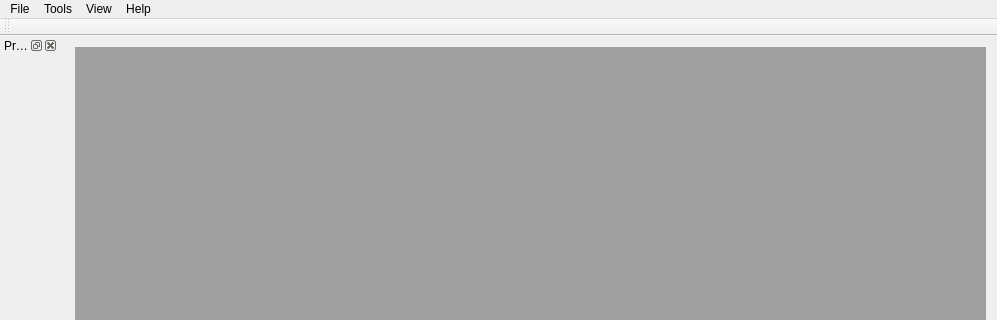
AT-GROUP/AT-PLANNER, file src/ATShell/ATEnvironment.ui: the form before one commit; both pictures show x 0 to 997 and y 0 to 320 of the 997 by 717 pixel window.
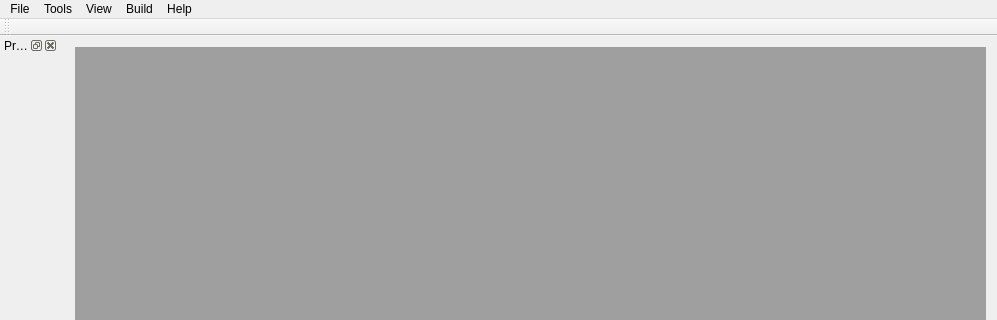
The form after the commit. Custom widgets are drawn as their Qt base class.

What changed in the file:
```diff
--- a/src/ATShell/ATEnvironment.ui
+++ b/src/ATShell/ATEnvironment.ui
@@ -87,9 +87,17 @@
     </property>
     <addaction name="actionPlugins"/>
    </widget>
+   <widget class="QMenu" name="menuBuild">
+    <property name="title">
+     <string>Build</string>
+    </property>
+    <addaction name="actionBuildProject"/>
+    <addaction name="actionBuildCleanProject"/>
+   </widget>
    <addaction name="menuFile"/>
    <addaction name="menuTools"/>
    <addaction name="menuView"/>
+   <addaction name="menuBuild"/>
    <addaction name="menuHelp"/>
   </widget>
   <widget class="QToolBar" name="mainToolBar">
```
Left out of the diff: 10 changed lines with no effect on the pictures.
